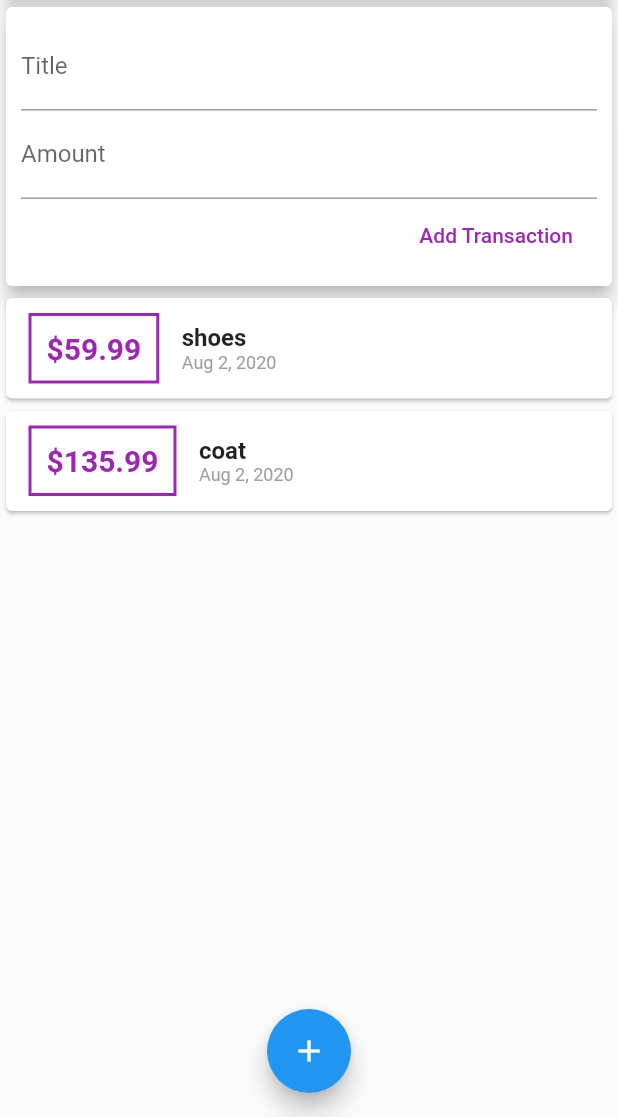
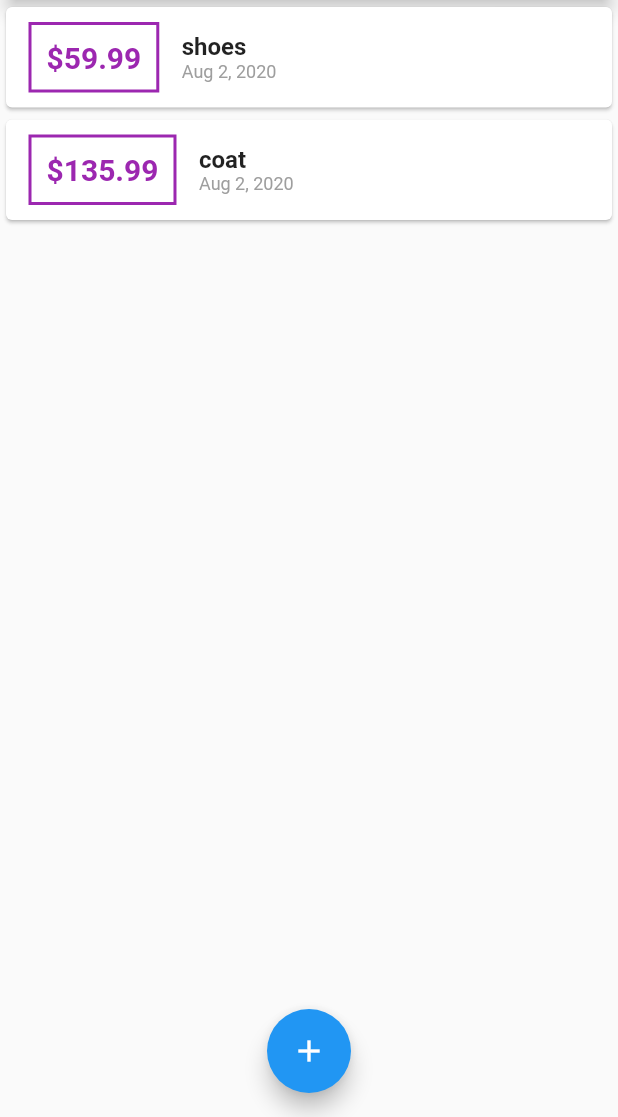
Before and after one commit to AdamTasma/flutter_expense_planner, a Flutter app: the screen it shows after launch, on a phone screen of 412 x 824 dp, the part 119-1236 px from its top. Run offline on Flutter 3.47's test engine with Material 2 defaults, Android fonts, the phone set to English and light mode, and no system bars.

Commit message:
Delete the user_transactions file and move most of its logic to main in order to manage state in the correct place.

```diff
--- a/lib/main.dart
+++ b/lib/main.dart
@@ -1,5 +1,7 @@
 import 'package:flutter/material.dart';
-import './widgets/user_transactions.dart';
+import './widgets/new_transaction.dart';
+import './widgets/transactions_list.dart';
+import './models/transaction.dart';
 
 void main() => runApp(MyApp());
 
@@ -13,11 +15,50 @@ class MyApp extends StatelessWidget {
   }
 }
 
-class MyHomePage extends StatelessWidget {
+class MyHomePage extends StatefulWidget {
 //  String titleInput;
 //  String amountInput;
-  final titleController = TextEditingController();
-  final amountController = TextEditingController();
+  @override
+  _MyHomePageState createState() => _MyHomePageState();
+}
+
+class _MyHomePageState extends State<MyHomePage> {
+  final List<Transaction> _userTransactions = [
+    Transaction(
+      id: 't1',
+      title: 'shoes',
+      amount: 59.99,
+      date: DateTime.now(),
+    ),
+    Transaction(
+      id: 't2',
+      title: 'coat',
+      amount: 135.99,
+      date: DateTime.now(),
+    ),
+  ];
+
+  void _addNewTransaction(String title, double amount) {
+    final newTx = Transaction(
+      title: title,
+      amount: amount,
+      date: DateTime.now(),
+      id: DateTime.now().toString(),
+    );
+
+    setState(() {
+      _userTransactions.add(newTx);
+    });
+  }
+
+  void _startAddNewTransaction(BuildContext ctx) {
+    showModalBottomSheet(
+      context: ctx,
+      builder: (_) {
+        return NewTransaction(_addNewTransaction);
+      },
+    );
+  }
 
   @override
   Widget build(BuildContext context) {
@@ -27,7 +68,7 @@ class MyHomePage extends StatelessWidget {
         actions: <Widget>[
           IconButton(
             icon: Icon(Icons.add),
-            onPressed: () {},
+            onPressed: () => _startAddNewTransaction(context),
           ),
         ],
       ),
@@ -44,14 +85,14 @@ class MyHomePage extends StatelessWidget {
                 elevation: 5,
               ),
             ),
-            UserTransactions()
+            TransactionList(_userTransactions)
           ],
         ),
       ),
       floatingActionButtonLocation: FloatingActionButtonLocation.centerFloat,
       floatingActionButton: FloatingActionButton(
         child: Icon(Icons.add),
-        onPressed: () {},
+        onPressed: () => _startAddNewTransaction(context),
       ),
     );
   }
--- a/lib/widgets/user_transactions.dart
+++ /dev/null
@@ -1,49 +0,0 @@
-import 'package:flutter/material.dart';
-import '../models/transaction.dart';
-import './new_transaction.dart';
-import './transactions_list.dart';
-
-class UserTransactions extends StatefulWidget {
-  @override
-  _UserTransactionsState createState() => _UserTransactionsState();
-}
-
-class _UserTransactionsState extends State<UserTransactions> {
-  final List<Transaction> _userTransactions = [
-    Transaction(
-      id: 't1',
-      title: 'shoes',
-      amount: 59.99,
-      date: DateTime.now(),
-    ),
-    Transaction(
-      id: 't2',
-      title: 'coat',
-      amount: 135.99,
-      date: DateTime.now(),
-    ),
-  ];
-
-  void _addNewTransaction(String title, double amount) {
-    final newTx = Transaction(
-      title: title,
-      amount: amount,
-      date: DateTime.now(),
-      id: DateTime.now().toString(),
-    );
-
-    setState(() {
-      _userTransactions.add(newTx);
-    });
-  }
-
-  @override
-  Widget build(BuildContext context) {
-    return Column(
-      children: <Widget>[
-        NewTransaction(_addNewTransaction),
-        TransactionList(_userTransactions),
-      ],
-    );
-  }
-}
```
